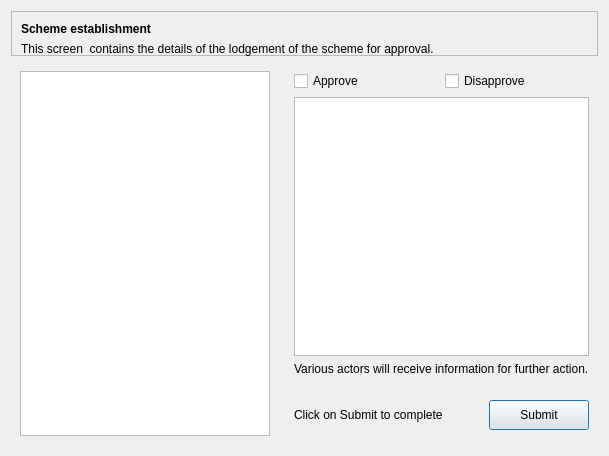
Before: the Qt Designer form ui/flts/ui_scheme_establishment.ui in gltn/stdm, drawn with Qt 5.
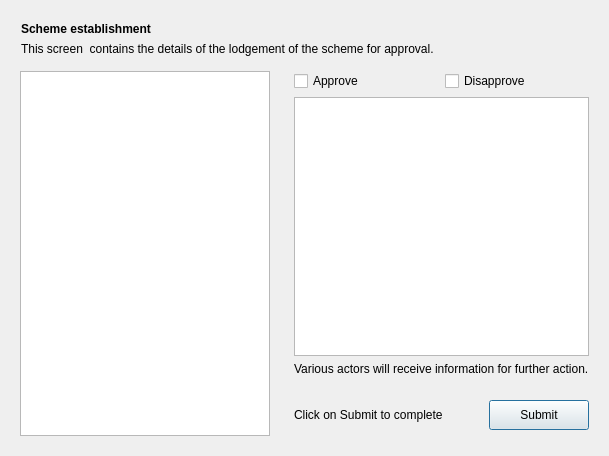
After: the same form once the commit is applied.

Commit message: scheme establishment ui

Patch:
```diff
--- a/ui/flts/ui_scheme_establishment.ui
+++ b/ui/flts/ui_scheme_establishment.ui
@@ -139,10 +139,10 @@
       </size>
      </property>
      <property name="frameShape">
-      <enum>QFrame::StyledPanel</enum>
+      <enum>QFrame::NoFrame</enum>
      </property>
      <property name="frameShadow">
-      <enum>QFrame::Raised</enum>
+      <enum>QFrame::Plain</enum>
      </property>
      <widget class="QLabel" name="label">
       <property name="geometry">
```
The commit also changes 1 other file.
